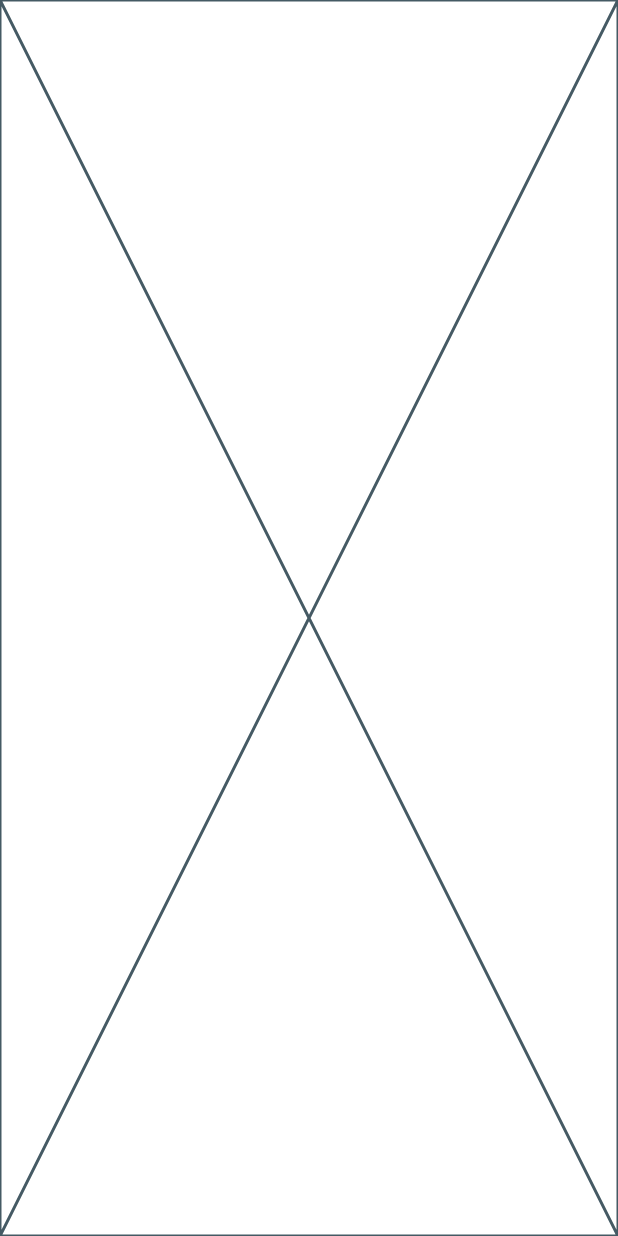
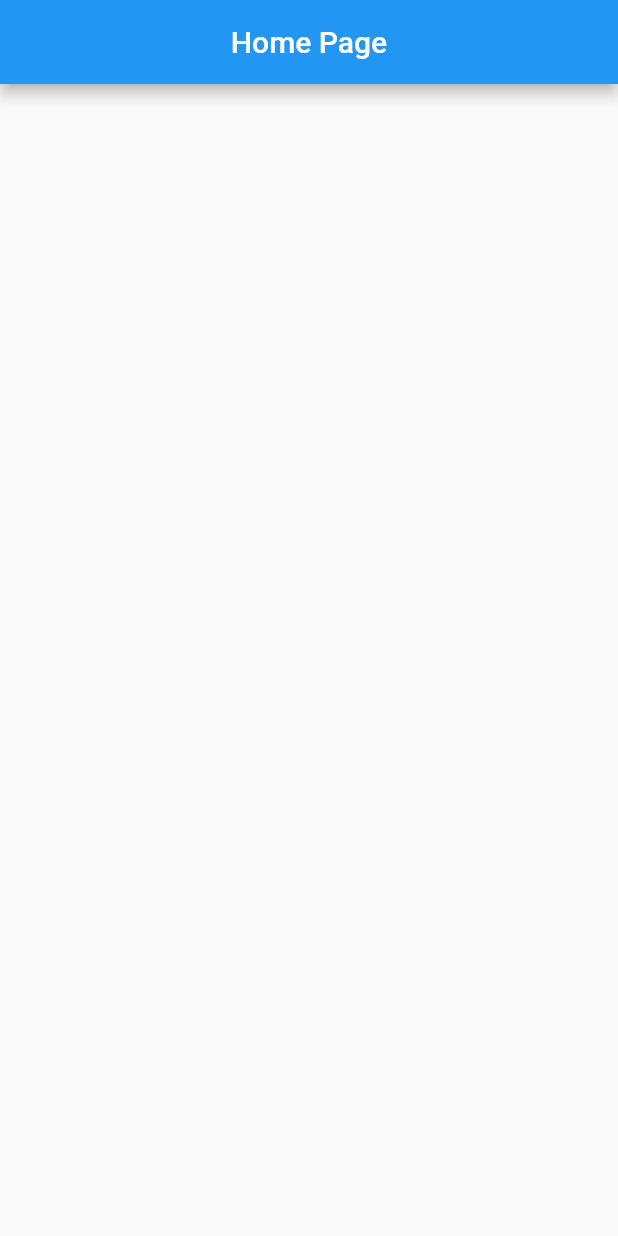
Before and after one commit to AliKomayha/HealthMate_Calc, a Flutter app: the screen it shows after launch, on a phone screen of 412 x 824 dp. Run offline on Flutter 3.47's test engine with Material 2 defaults, Android fonts, the phone set to English and light mode, and no system bars.

Commit message:
Creating home page

```diff
--- a/lib/home.dart
+++ b/lib/home.dart
@@ -8,8 +8,14 @@ class Home extends StatefulWidget {
 }
 
 class _HomeState extends State<Home> {
+
   @override
   Widget build(BuildContext context) {
-    return const Placeholder();
+    return Scaffold(
+      appBar: AppBar(
+        title: const Text('Home Page'),
+        centerTitle: true,
+      ),
+    );
   }
 }
```
